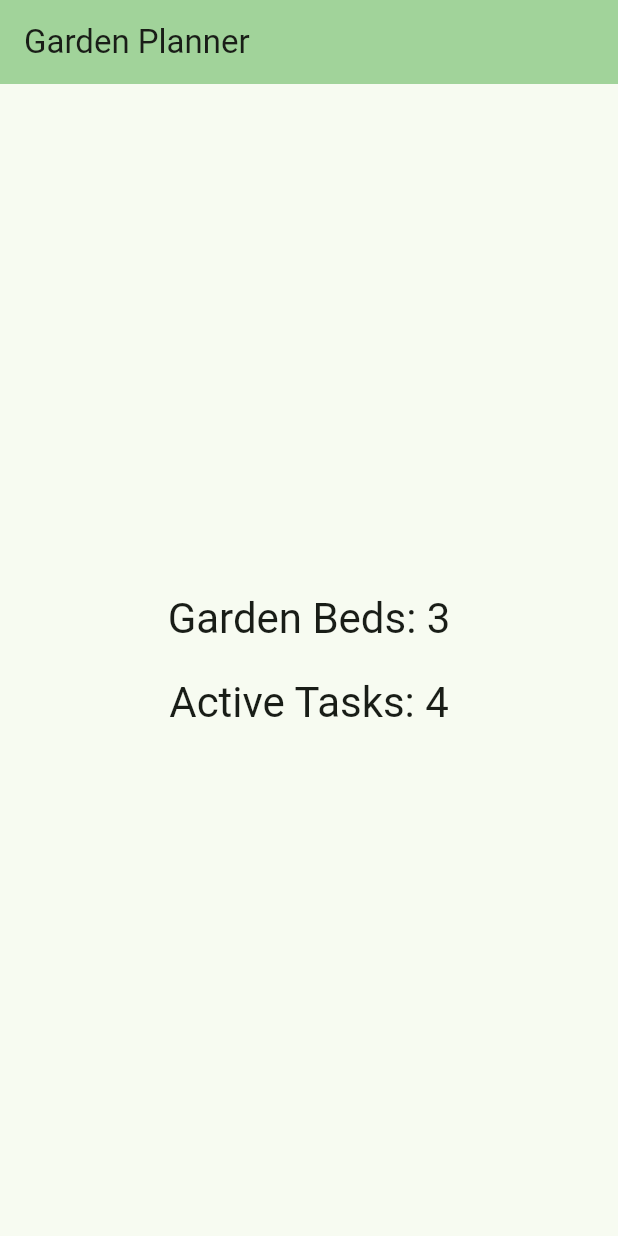
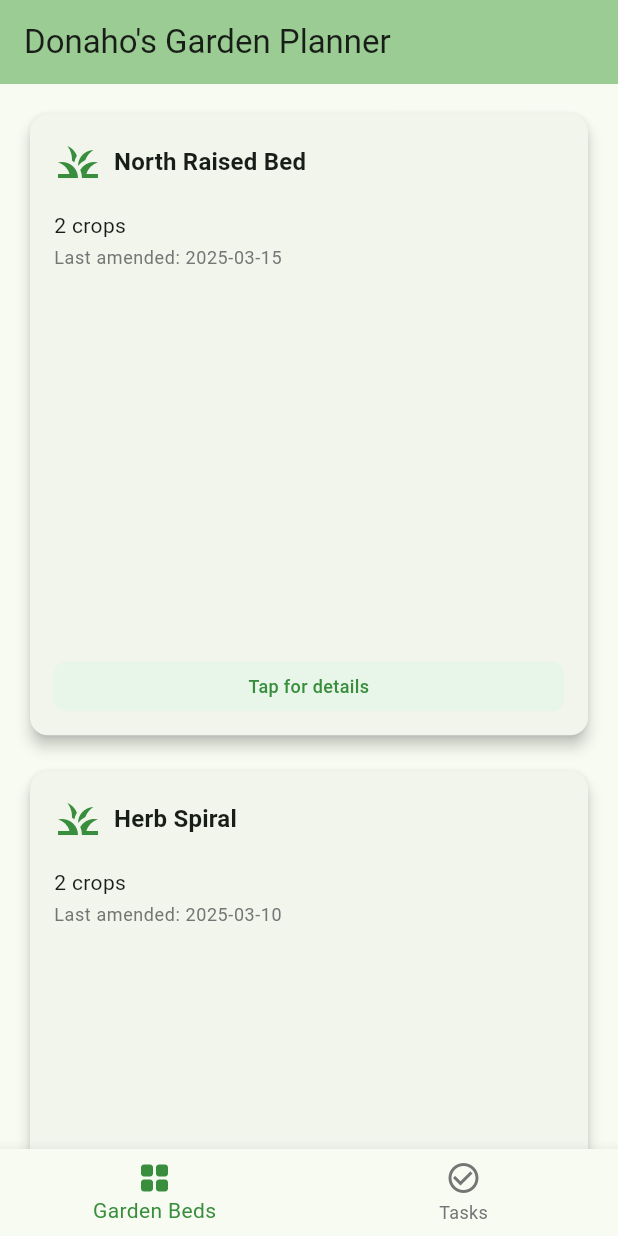
Before and after one commit to markdonaho/garden-design, a Flutter app: the screen it shows after launch, on a phone screen of 412 x 824 dp. Run offline on Flutter 3.47's test engine with Material 3 defaults, Android fonts, the light colour scheme and no system bars.

Commit message:
feat(ui): complete Sessions 4–5
- Add GardenLayoutView with responsive grid and bed cards
- Add HomeScreen with bottom navigation and integrate as app home
- Add BedDetailSheet and wire modal bottom sheet from bed cards
- Update README to reflect Sessions 4–5 completion and next steps
- Maintain continuous session transcript logging and add session summary

Verification: lints clean; user verified grid and modal in Chrome

```diff
--- a/garden_planner/lib/main.dart
+++ b/garden_planner/lib/main.dart
@@ -1,7 +1,7 @@
 import 'package:flutter/material.dart';
 import 'package:provider/provider.dart';
 import 'providers/garden_provider.dart';
-import 'models/garden_models.dart';
+import 'screens/home_screen.dart';
 
 void main() {
   runApp(const MyApp());
@@ -20,72 +20,10 @@
         theme: ThemeData(
           colorScheme: ColorScheme.fromSeed(seedColor: Colors.green),
         ),
-        home: const MyHomePage(title: 'Garden Planner'),
+        home: const HomeScreen(),
       ),
     );
   }
 }
 
-class MyHomePage extends StatefulWidget {
-  const MyHomePage({super.key, required this.title});
-
-  // This widget is the home page of your application. It is stateful, meaning
-  // that it has a State object (defined below) that contains fields that affect
-  // how it looks.
-
-  // This class is the configuration for the state. It holds the values (in this
-  // case the title) provided by the parent (in this case the App widget) and
-  // used by the build method of the State. Fields in a Widget subclass are
-  // always marked "final".
-
-  final String title;
-
-  @override
-  State<MyHomePage> createState() => _MyHomePageState();
-}
-
-class _MyHomePageState extends State<MyHomePage> {
-
-  @override
-  Widget build(BuildContext context) {
-    // This method is rerun every time setState is called, for instance as done
-    // by the _incrementCounter method above.
-    //
-    // The Flutter framework has been optimized to make rerunning build methods
-    // fast, so that you can just rebuild anything that needs updating rather
-    // than having to individually change instances of widgets.
-    return Scaffold(
-      appBar: AppBar(
-        backgroundColor: Theme.of(context).colorScheme.inversePrimary,
-        title: Text(widget.title),
-      ),
-      body: Center(
-        child: Builder(
-          builder: (BuildContext context) {
-            final GardenProvider gardenProvider = Provider.of<GardenProvider>(context);
-            if (gardenProvider.isLoading) {
-              return const CircularProgressIndicator();
-            }
-            final int bedCount = gardenProvider.beds.length;
-            final int activeTasks = gardenProvider.tasks.where((GardenTask t) => !t.isCompleted).length;
-            return Column(
-              mainAxisAlignment: MainAxisAlignment.center,
-              children: <Widget>[
-                Text(
-                  'Garden Beds: $bedCount',
-                  style: Theme.of(context).textTheme.headlineMedium,
-                ),
-                const SizedBox(height: 20),
-                Text(
-                  'Active Tasks: $activeTasks',
-                  style: Theme.of(context).textTheme.headlineMedium,
-                ),
-              ],
-            );
-          },
-        ),
-      ),
-      floatingActionButton: const SizedBox.shrink(),
-    );
-  }
-}
+// Removed old MyHomePage scaffold in favor of HomeScreen
--- /dev/null
+++ b/garden_planner/lib/screens/garden_layout_view.dart
@@ -0,0 +1,140 @@
+// lib/screens/garden_layout_view.dart
+
+import 'package:flutter/material.dart';
+import 'package:provider/provider.dart';
+import '../providers/garden_provider.dart';
+import '../models/garden_models.dart';
+import '../widgets/bed_detail_sheet.dart';
+
+class GardenLayoutView extends StatelessWidget {
+  const GardenLayoutView({super.key});
+
+  @override
+  Widget build(BuildContext context) {
+    return Consumer<GardenProvider>(
+      builder: (BuildContext context, GardenProvider gardenProvider, Widget? child) {
+        if (gardenProvider.isLoading) {
+          return const Center(child: CircularProgressIndicator());
+        }
+
+        if (gardenProvider.beds.isEmpty) {
+          return const Center(
+            child: Column(
+              mainAxisAlignment: MainAxisAlignment.center,
+              children: <Widget>[
+                Icon(Icons.grass, size: 64, color: Colors.grey),
+                SizedBox(height: 16),
+                Text('No garden beds yet', style: TextStyle(fontSize: 18)),
+                Text('Add your first bed to get started', style: TextStyle(color: Colors.grey)),
+              ],
+            ),
+          );
+        }
+
+        final double width = MediaQuery.of(context).size.width;
+        final int crossAxisCount = width < 600
+            ? 1
+            : (width < 900
+                ? 2
+                : 3);
+
+        return GridView.builder(
+          padding: const EdgeInsets.all(16.0),
+          gridDelegate: SliverGridDelegateWithFixedCrossAxisCount(
+            crossAxisCount: crossAxisCount,
+            crossAxisSpacing: 16.0,
+            mainAxisSpacing: 16.0,
+            childAspectRatio: 0.9,
+          ),
+          itemCount: gardenProvider.beds.length,
+          itemBuilder: (BuildContext context, int index) {
+            final Bed bed = gardenProvider.beds[index];
+            return _buildBedCard(context, bed);
+          },
+        );
+      },
+    );
+  }
+
+  Widget _buildBedCard(BuildContext context, Bed bed) {
+    return Card(
+      elevation: 4.0,
+      shape: RoundedRectangleBorder(
+        borderRadius: BorderRadius.circular(12.0),
+      ),
+      child: InkWell(
+        onTap: () {
+          showModalBottomSheet<void>(
+            context: context,
+            isScrollControlled: true,
+            backgroundColor: Colors.transparent,
+            builder: (BuildContext context) {
+              return FractionallySizedBox(
+                heightFactor: 0.8,
+                child: BedDetailSheet(bed: bed),
+              );
+            },
+          );
+        },
+        borderRadius: BorderRadius.circular(12.0),
+        child: Padding(
+          padding: const EdgeInsets.all(16.0),
+          child: Column(
+            crossAxisAlignment: CrossAxisAlignment.start,
+            children: <Widget>[
+              Row(
+                children: <Widget>[
+                  Icon(
+                    Icons.grass,
+                    size: 32,
+                    color: Colors.green[700],
+                  ),
+                  const SizedBox(width: 8),
+                  Expanded(
+                    child: Text(
+                      bed.name,
+                      style: Theme.of(context).textTheme.titleMedium?.copyWith(
+                            fontWeight: FontWeight.bold,
+                          ),
+                      overflow: TextOverflow.ellipsis,
+                    ),
+                  ),
+                ],
+              ),
+              const SizedBox(height: 16),
+              Text(
+                '${bed.crops.length} crops',
+                style: Theme.of(context).textTheme.bodyMedium,
+              ),
+              const SizedBox(height: 4),
+              Text(
+                'Last amended: ${bed.soil.lastAmended}',
+                style: Theme.of(context).textTheme.bodySmall?.copyWith(
+                      color: Colors.grey[600],
+                    ),
+              ),
+              const Spacer(),
+              Container(
+                width: double.infinity,
+                padding: const EdgeInsets.symmetric(vertical: 8),
+                decoration: BoxDecoration(
+                  color: Colors.green[50],
+                  borderRadius: BorderRadius.circular(8),
+                ),
+                child: Text(
+                  'Tap for details',
+                  textAlign: TextAlign.center,
+                  style: TextStyle(
+                    color: Colors.green[700],
+                    fontSize: 12,
+                    fontWeight: FontWeight.w500,
+                  ),
+                ),
+              ),
+            ],
+          ),
+        ),
+      ),
+    );
+  }
+}
--- /dev/null
+++ b/garden_planner/lib/screens/home_screen.dart
@@ -0,0 +1,64 @@
+// lib/screens/home_screen.dart
+
+import 'package:flutter/material.dart';
+import 'garden_layout_view.dart';
+
+class HomeScreen extends StatefulWidget {
+  const HomeScreen({super.key});
+
+  @override
+  State<HomeScreen> createState() => _HomeScreenState();
+}
+
+class _HomeScreenState extends State<HomeScreen> {
+  int _selectedIndex = 0;
+
+  static const List<Widget> _widgetOptions = <Widget>[
+    GardenLayoutView(),
+    Center(
+      child: Column(
+        mainAxisAlignment: MainAxisAlignment.center,
+        children: <Widget>[
+          Icon(Icons.check_circle_outline, size: 64, color: Colors.grey),
+          SizedBox(height: 16),
+          Text('Task List', style: TextStyle(fontSize: 24, fontWeight: FontWeight.bold)),
+          Text('Coming in the next session!', style: TextStyle(color: Colors.grey)),
+        ],
+      ),
+    ),
+  ];
+
+  void _onItemTapped(int index) {
+    setState(() {
+      _selectedIndex = index;
+    });
+  }
+
+  @override
+  Widget build(BuildContext context) {
+    return Scaffold(
+      appBar: AppBar(
+        backgroundColor: Theme.of(context).colorScheme.inversePrimary,
+        title: const Text('Donaho\'s Garden Planner'),
+        elevation: 2,
+      ),
+      body: _widgetOptions.elementAt(_selectedIndex),
+      bottomNavigationBar: BottomNavigationBar(
+        items: const <BottomNavigationBarItem>[
+          BottomNavigationBarItem(
+            icon: Icon(Icons.grid_view_rounded),
+            label: 'Garden Beds',
+          ),
+          BottomNavigationBarItem(
+            icon: Icon(Icons.check_circle_outline),
+            label: 'Tasks',
+          ),
+        ],
+        currentIndex: _selectedIndex,
+        selectedItemColor: Colors.green[700],
+        unselectedItemColor: Colors.grey[600],
+        onTap: _onItemTapped,
+      ),
+    );
+  }
+}
```
Also changed, not shown: garden_planner/lib/widgets/bed_detail_sheet.dart (added, +235 -0 lines), 4 other files.
